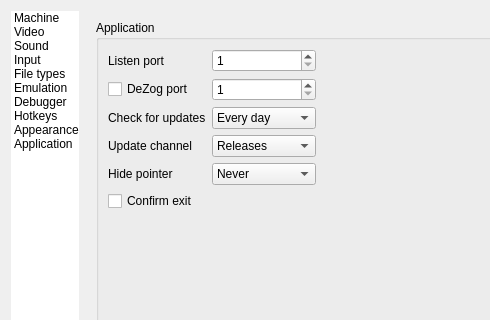
The window that ui/setupwin.ui (Volutar/xpeccy-plus) describes before a commit, drawn with Qt 5; both pictures show x 0 to 490 and y 0 to 320 of the 716 by 909 pixel window.
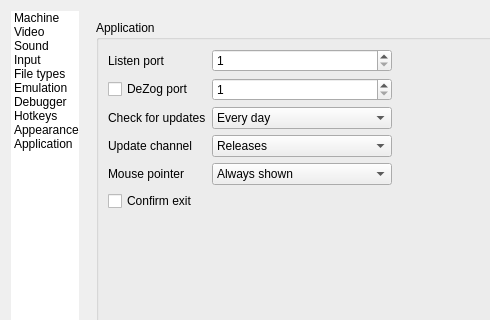
The same window after the commit. The open tabs and pages were chosen to show the change. Icons and pictures are not drawn. Custom widgets are drawn as their Qt base class.

Commit message: pointer: the option named Mouse pointer, its choices Always shown, Hide when idle in fullscreen, Hide when idle

The edit to the form file:
```diff
--- a/ui/setupwin.ui
+++ b/ui/setupwin.ui
@@ -4229,7 +4229,7 @@
 a move brings it back</string>
                     </property>
                     <property name="text">
-                     <string>Hide pointer</string>
+                     <string>Mouse pointer</string>
                     </property>
                    </widget>
                   </item>
@@ -4242,17 +4242,17 @@
                     </property>
                     <item>
                      <property name="text">
-                      <string>Never</string>
+                      <string>Always shown</string>
                      </property>
                     </item>
                     <item>
                      <property name="text">
-                      <string>In fullscreen</string>
+                      <string>Hide when idle in fullscreen</string>
                      </property>
                     </item>
                     <item>
                      <property name="text">
-                      <string>Always</string>
+                      <string>Hide when idle</string>
                      </property>
                     </item>
                    </widget>
```
